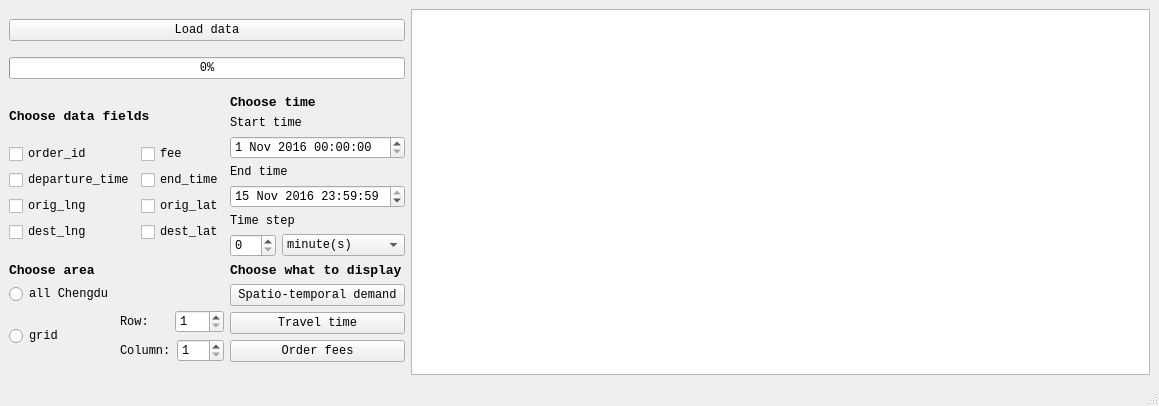
Before: the Qt Designer form finalProject/mainwindow.ui in ADSWT518/ride-hailing-analyzer, drawn with Qt 5.
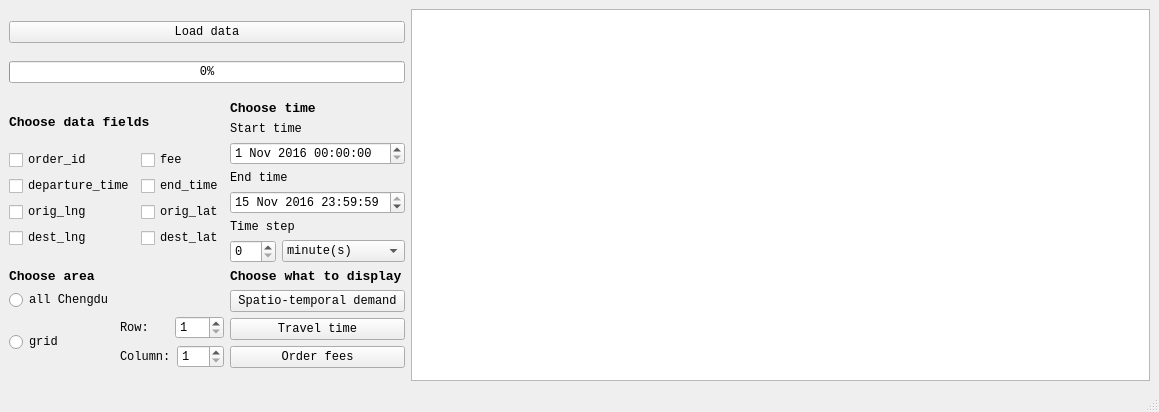
After: the same form once the commit is applied. Custom widgets are drawn as their Qt base class.

```diff
--- a/finalProject/mainwindow.ui
+++ b/finalProject/mainwindow.ui
@@ -7,7 +7,7 @@
     <x>0</x>
     <y>0</y>
     <width>1159</width>
-    <height>406</height>
+    <height>412</height>
    </rect>
   </property>
   <property name="sizePolicy">
```
Left out of the diff: 260 changed lines with no effect on the pictures.
